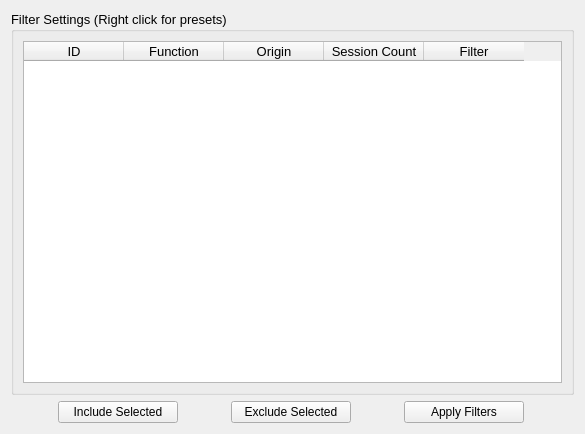
First picture: the form in exileSniffer/rawfilterform.ui, repository ncatlin/exileSniffer, before the edit.
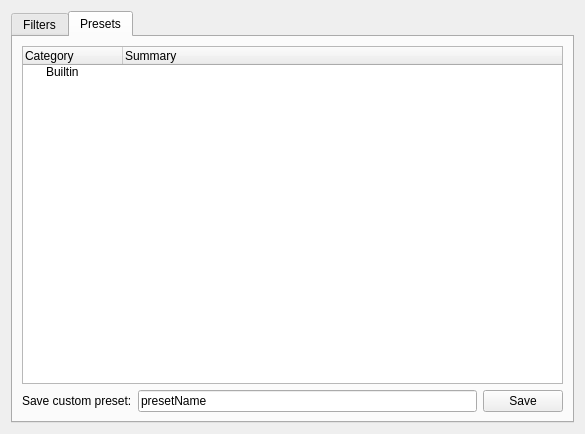
Second picture: the form after the edit.

Commit message: builtin filter list initing/loading

What changed in the file:
```diff
--- a/exileSniffer/rawfilterform.ui
+++ b/exileSniffer/rawfilterform.ui
@@ -15,19 +15,18 @@
   </property>
   <layout class="QVBoxLayout" name="verticalLayout">
    <item>
+    <widget class="QTabWidget" name="tabWidget">
+     <property name="currentIndex">
+      <number>1</number>
+     </property>
+     <widget class="QWidget" name="tab">
+      <attribute name="title">
+       <string>Filters</string>
+      </attribute>
+      <layout class="QVBoxLayout" name="verticalLayout_4">
+       <item>
     <layout class="QVBoxLayout" name="verticalLayout_2">
      <item>
-      <widget class="QGroupBox" name="groupBox_3">
-       <property name="font">
-        <font>
-         <pointsize>10</pointsize>
-        </font>
-       </property>
-       <property name="title">
-        <string>Filter Settings (Right click for presets)</string>
-       </property>
-       <layout class="QVBoxLayout" name="verticalLayout_3">
-        <item>
          <widget class="QTableWidget" name="filterTable">
           <property name="editTriggers">
            <set>QAbstractItemView::SelectedClicked</set>
@@ -78,9 +77,6 @@
          </widget>
         </item>
        </layout>
-      </widget>
-     </item>
-    </layout>
    </item>
    <item>
     <layout class="QHBoxLayout" name="horizontalLayout">
@@ -127,6 +123,64 @@
    </item>
   </layout>
  </widget>
+     <widget class="QWidget" name="tab_2">
+      <attribute name="title">
+       <string>Presets</string>
+      </attribute>
+      <layout class="QVBoxLayout" name="verticalLayout_3">
+       <item>
+        <widget class="QTreeWidget" name="presetsTree">
+         <property name="contextMenuPolicy">
+          <enum>Qt::CustomContextMenu</enum>
+         </property>
+         <column>
+          <property name="text">
+           <string>Category</string>
+          </property>
+         </column>
+         <column>
+          <property name="text">
+           <string>Summary</string>
+          </property>
+         </column>
+         <item>
+          <property name="text">
+           <string>Builtin</string>
+          </property>
+         </item>
+        </widget>
+       </item>
+       <item>
+        <layout class="QHBoxLayout" name="horizontalLayout_2">
+         <item>
+          <widget class="QLabel" name="label">
+           <property name="text">
+            <string>Save custom preset:</string>
+           </property>
+          </widget>
+         </item>
+         <item>
+          <widget class="QLineEdit" name="saveName">
+           <property name="text">
+            <string>presetName</string>
+           </property>
+          </widget>
+         </item>
+         <item>
+          <widget class="QPushButton" name="saveBtn">
+           <property name="text">
+            <string>Save</string>
+           </property>
+          </widget>
+         </item>
+        </layout>
+       </item>
+      </layout>
+     </widget>
+    </widget>
+   </item>
+  </layout>
+ </widget>
  <resources/>
  <connections>
   <connection>
```
Left out of the diff: 90 changed lines with no effect on the pictures. Lines whose indentation alone changed are shown as unchanged. The commit also changes 5 other files.
